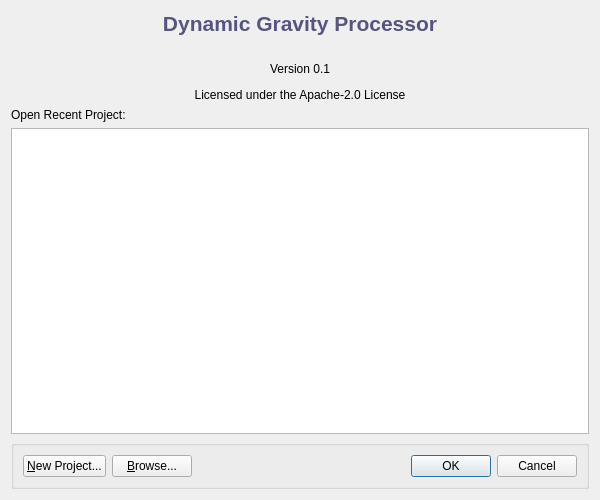
Qt form dgp/gui/ui/splash_screen.ui (DynamicGravitySystems/DGP) before a commit.
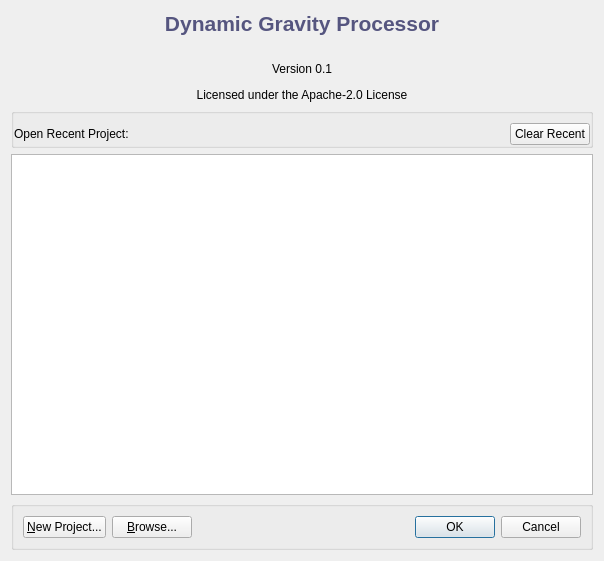
The same form after that commit. Icons and pictures are not drawn.

The edit to the form file:
```diff
--- a/dgp/gui/ui/splash_screen.ui
+++ b/dgp/gui/ui/splash_screen.ui
@@ -6,8 +6,8 @@
    <rect>
     <x>0</x>
     <y>0</y>
-    <width>600</width>
-    <height>500</height>
+    <width>604</width>
+    <height>561</height>
    </rect>
   </property>
   <property name="windowTitle">
@@ -52,10 +52,53 @@
     </widget>
    </item>
    <item>
-    <widget class="QLabel" name="label_recent">
-     <property name="text">
-      <string>Open Recent Project:</string>
+    <widget class="QGroupBox" name="groupBox">
+     <property name="title">
+      <string/>
      </property>
+     <property name="flat">
+      <bool>true</bool>
+     </property>
+     <property name="checkable">
+      <bool>false</bool>
+     </property>
+     <layout class="QHBoxLayout" name="horizontalLayout_2">
+      <property name="leftMargin">
+       <number>0</number>
+      </property>
+      <property name="rightMargin">
+       <number>0</number>
+      </property>
+      <property name="bottomMargin">
+       <number>0</number>
+      </property>
+      <item>
+       <widget class="QLabel" name="label_recent">
+        <property name="sizePolicy">
+         <sizepolicy hsizetype="Preferred" vsizetype="Preferred">
+          <horstretch>2</horstretch>
+          <verstretch>0</verstretch>
+         </sizepolicy>
+        </property>
+        <property name="text">
+         <string>Open Recent Project:</string>
+        </property>
+       </widget>
+      </item>
+      <item>
+       <widget class="QPushButton" name="pushButton">
+        <property name="baseSize">
+         <size>
+          <width>100</width>
+          <height>0</height>
+         </size>
+        </property>
+        <property name="text">
+         <string>Clear Recent</string>
+        </property>
+       </widget>
+      </item>
+     </layout>
     </widget>
    </item>
    <item>
```
